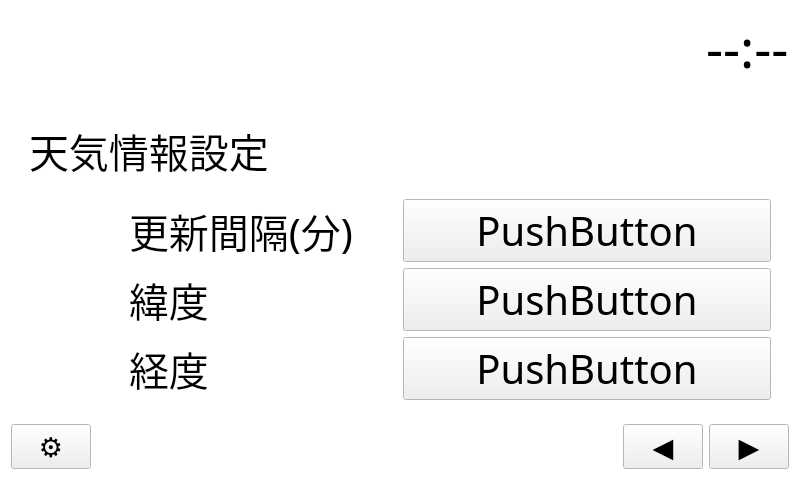
Old version of the form src/ui/form.ui in the repository yuu528/MySignage.
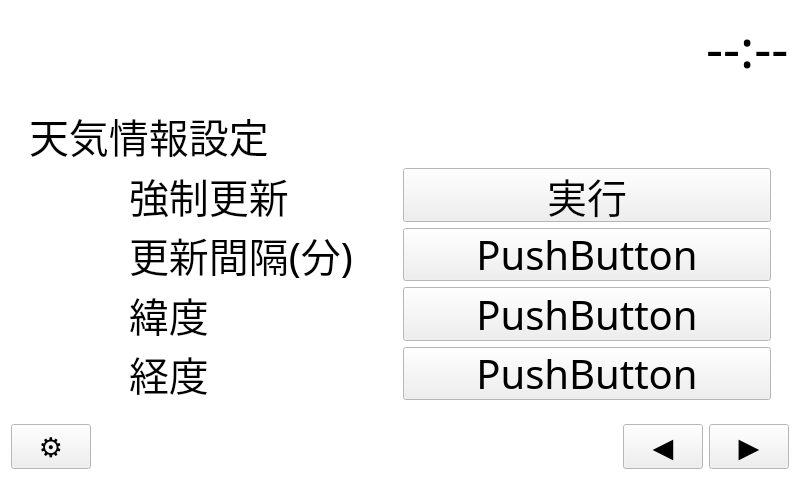
New version of the form. The open tabs and pages were chosen to show the change.

Commit message: Add weather force update button

What changed in the file:
```diff
--- a/src/ui/form.ui
+++ b/src/ui/form.ui
@@ -476,6 +476,27 @@
              </property>
             </widget>
            </item>
+           <item>
+            <layout class="QHBoxLayout" name="horizontalLayout_11">
+             <item>
+              <widget class="QLabel" name="page3_page1_update_label">
+               <property name="text">
+                <string>強制更新</string>
+               </property>
+               <property name="indent">
+                <number>100</number>
+               </property>
+              </widget>
+             </item>
+             <item>
+              <widget class="QPushButton" name="page3_page1_update">
+               <property name="text">
+                <string>実行</string>
+               </property>
+              </widget>
+             </item>
+            </layout>
+           </item>
            <item>
             <layout class="QHBoxLayout" name="horizontalLayout_10">
              <item>
```
The commit also changes 5 other files.
